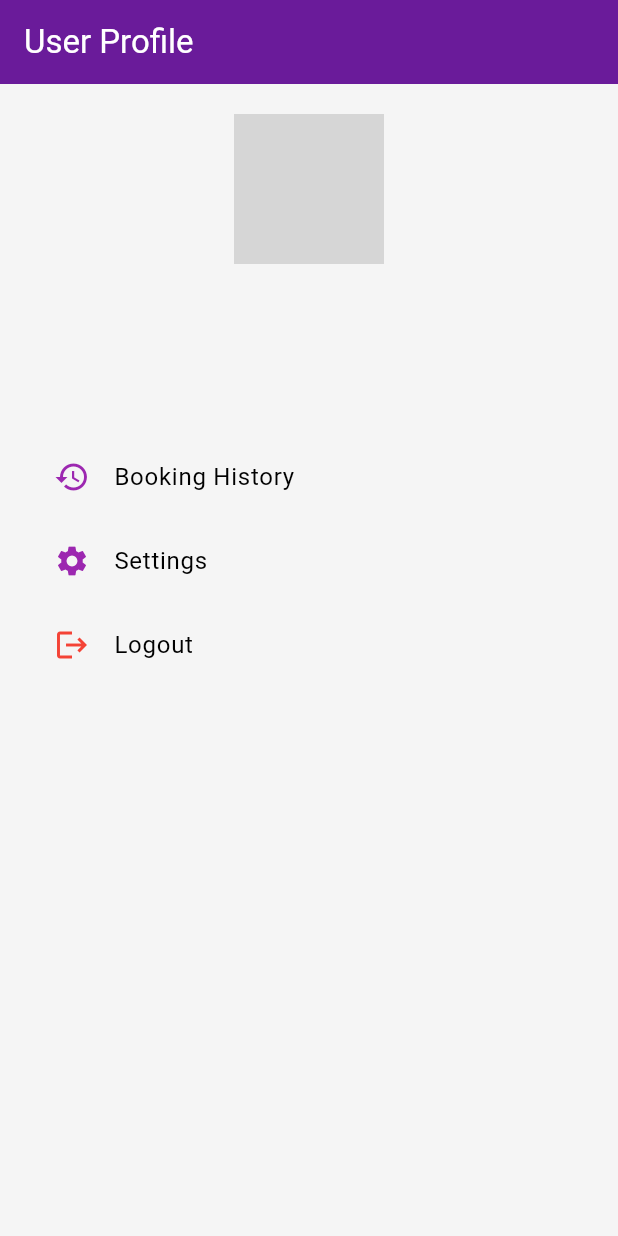
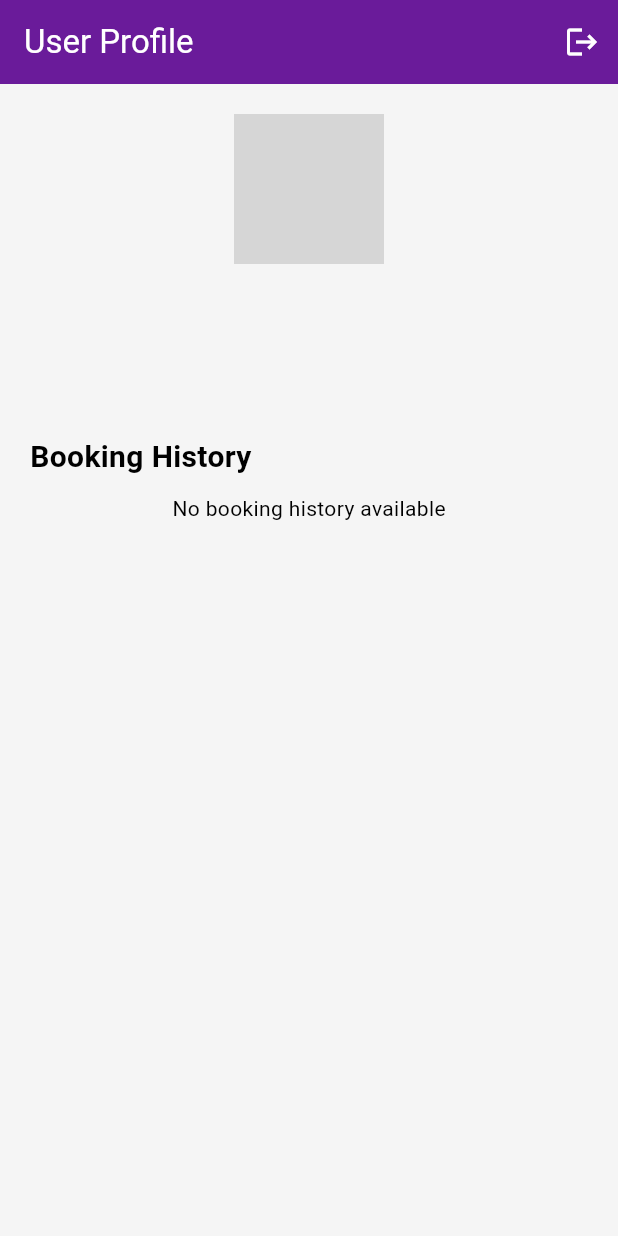
Before and after one commit to adicoolls/airplane_management2, a Flutter app: the screen it shows once a user with an empty profile is signed in, on a phone screen of 412 x 824 dp. Run offline on Flutter 3.47's test engine with Material 3 defaults, Android fonts, the phone set to English and light mode, and no system bars; our stand-ins replace cloud_firestore, dio, firebase_auth, firebase_core, flutter_bloc, pdf and 3 more; accounts and stored records are empty; network calls fail; Roboto replaces fonts that are missing (Poppins); grey boxes are pictures that could not be loaded.

Commit message:
feat: Implement booking service for flight bookings and user booking history; update UI components and integrate Firestore

```diff
--- a/lib/interface/user_profile_interface.dart
+++ b/lib/interface/user_profile_interface.dart
@@ -1,6 +1,8 @@
 import 'package:airplane_management/core/constants/app_images.dart';
 import 'package:flutter/material.dart';
 import 'package:firebase_auth/firebase_auth.dart';
+import '../services/booking_service.dart';
+import 'package:cloud_firestore/cloud_firestore.dart';
 
 import '../services/auth_services.dart';
 import 'main_interface.dart';
@@ -42,6 +44,29 @@ class _UserProfileInterfaceState extends State<UserProfileInterface> {
               ),
             ),
             backgroundColor: Colors.purple[800],
+            actions: snapshot.hasData
+                ? [
+                    // Only show logout button when user is logged in
+                    IconButton(
+                      icon: const Icon(
+                        Icons.logout,
+                        color: Colors.white,
+                      ),
+                      onPressed: () async {
+                        await _authService.signOut();
+                        if (context.mounted) {
+                          ScaffoldMessenger.of(context).showSnackBar(
+                            const SnackBar(
+                              content: Text('Logged out successfully'),
+                              backgroundColor: Colors.green,
+                            ),
+                          );
+                        }
+                      },
+                      tooltip: 'Logout',
+                    ),
+                  ]
+                : null,
           ),
           body: snapshot.hasData ? _buildProfile() : _buildAuthForm(),
         );
@@ -52,7 +77,7 @@ class _UserProfileInterfaceState extends State<UserProfileInterface> {
   // Profile view for logged in users remains the same.
   Widget _buildProfile() {
     final user = FirebaseAuth.instance.currentUser;
-    return Padding(
+    return SingleChildScrollView(
       padding: const EdgeInsets.all(20.0),
       child: Column(
         children: [
@@ -62,28 +87,23 @@ class _UserProfileInterfaceState extends State<UserProfileInterface> {
           ),
           const SizedBox(height: 20),
           Text(user?.displayName ?? 'User',
-              style: TextStyle(fontSize: 24, fontWeight: FontWeight.bold)),
+              style:
+                  const TextStyle(fontSize: 24, fontWeight: FontWeight.bold)),
           const SizedBox(height: 10),
-          Text(user?.email ?? '', style: TextStyle(color: Colors.grey)),
+          Text(user?.email ?? '', style: const TextStyle(color: Colors.grey)),
           const SizedBox(height: 30),
-          ListTile(
-            leading: const Icon(Icons.history, color: Colors.purple),
-            title: const Text('Booking History'),
-            onTap: () {},
+          const Align(
+            alignment: Alignment.centerLeft,
+            child: Text(
+              'Booking History',
+              style: TextStyle(
+                fontSize: 20,
+                fontWeight: FontWeight.bold,
+              ),
+            ),
           ),
-          ListTile(
-            leading: const Icon(Icons.settings, color: Colors.purple),
-            title: const Text('Settings'),
-            onTap: () {},
-          ),
-          ListTile(
-            leading: const Icon(Icons.logout, color: Colors.red),
-            title: const Text('Logout'),
-            onTap: () async {
-              await _authService.signOut();
-              setState(() => isLoggedIn = false);
-            },
-          ),
+          const SizedBox(height: 10),
+          _buildBookingHistory(),
         ],
       ),
     );
@@ -239,4 +259,74 @@ class _UserProfileInterfaceState extends State<UserProfileInterface> {
       );
     }
   }
+
+  Widget _buildBookingHistory() {
+    final bookingService = BookingService();
+
+    return StreamBuilder<QuerySnapshot>(
+      stream: bookingService.getBookingHistory(),
+      builder: (context, snapshot) {
+        if (snapshot.connectionState == ConnectionState.waiting) {
+          return const Center(child: CircularProgressIndicator());
+        }
+
+        if (snapshot.hasError) {
+          return Center(child: Text('Error: ${snapshot.error}'));
+        }
+
+        if (!snapshot.hasData || snapshot.data!.docs.isEmpty) {
+          return const Center(
+            child: Text('No booking history available'),
+          );
+        }
+
+        return ListView.builder(
+          shrinkWrap: true,
+          physics: const NeverScrollableScrollPhysics(),
+          itemCount: snapshot.data!.docs.length,
+          itemBuilder: (context, index) {
+            final booking =
+                snapshot.data!.docs[index].data() as Map<String, dynamic>;
+            final timestamp = booking['date'] as Timestamp?;
+            final date = timestamp?.toDate();
+
+            return Card(
+              margin: const EdgeInsets.symmetric(vertical: 8, horizontal: 16),
+              child: ListTile(
+                title: Text(
+                  '${booking['airline']} - ${booking['flightNumber']}',
+                  style: const TextStyle(fontWeight: FontWeight.bold),
+                ),
+                subtitle: Column(
+                  crossAxisAlignment: CrossAxisAlignment.start,
+                  children: [
+                    Text('${booking['from']} → ${booking['to']}'),
+                    Text(
+                      'Date: ${date?.toString().split(' ')[0] ?? 'N/A'}',
+                      style: const TextStyle(color: Colors.grey),
+                    ),
+                  ],
+                ),
+                trailing: Container(
+                  padding:
+                      const EdgeInsets.symmetric(horizontal: 8, vertical: 4),
+                  decoration: BoxDecoration(
+                    color: Colors.purple[100],
+                    borderRadius: BorderRadius.circular(12),
+                  ),
+                  child: Text(
+                    booking['status']?.toString().toUpperCase() ?? 'N/A',
+                    style: TextStyle(
+                      color: Colors.purple[800],
+                      fontWeight: FontWeight.bold,
+                    ),
+                  ),
+                ),
+              ),
+            );
+          },
+        );
+      },
+    );
+  }
 }
--- a/pubspec.yaml
+++ b/pubspec.yaml
@@ -45,6 +45,7 @@ dependencies:
   path_provider: ^2.1.5
   permission_handler: ^11.0.1
   share_plus: ^7.2.1
+  cloud_firestore: ^5.6.7
 
 dev_dependencies:
   flutter_test:
```
Also changed, not shown: lib/interface/flight_details_page.dart (+7 -1 lines), lib/services/booking_service.dart (added, +48 -0 lines), pubspec.lock, 3 other files.
